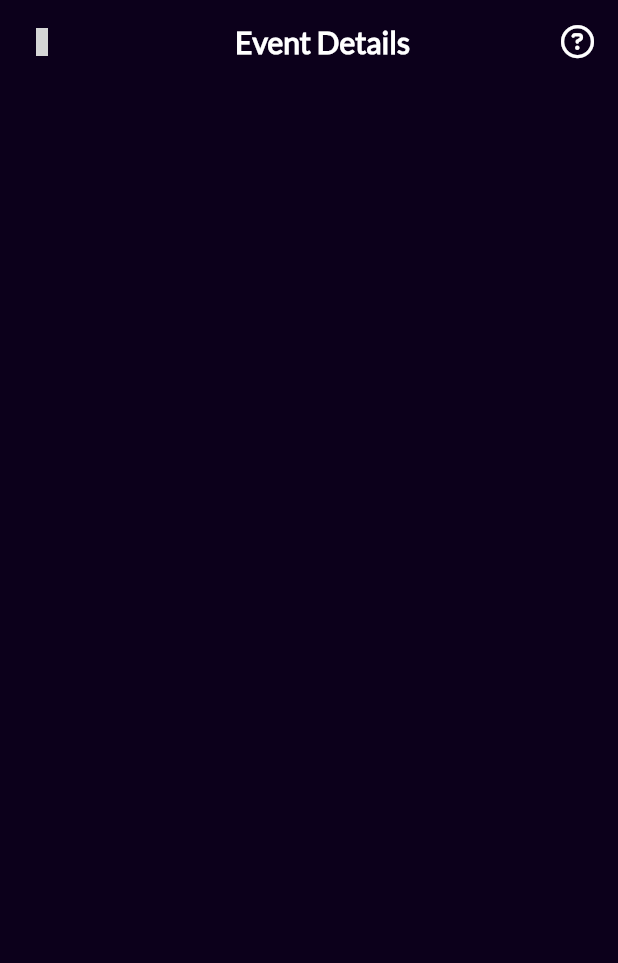
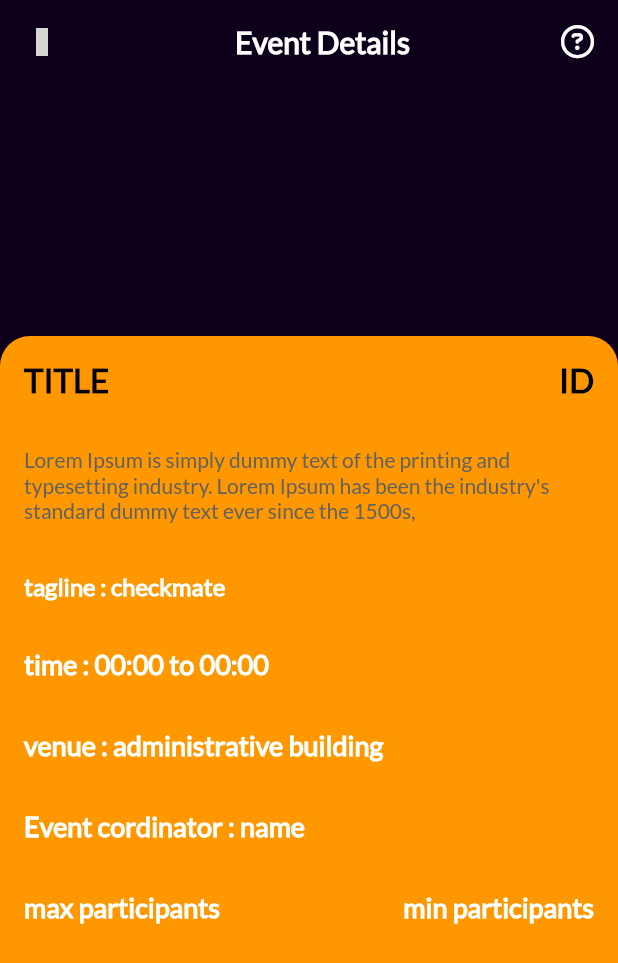
Before and after one commit to saptarshiweb/Tessarus, a Flutter app: the EventDetailPage screen opened directly, on a phone screen of 412 x 824 dp. Shown: the top 963 px of the screen. Run offline on Flutter 3.47's test engine with Material 2 defaults, Android fonts, the phone set to English and light mode, and no system bars; our stand-ins replace dotted_border, dropdown_search, fluttericon, pretty_qr_code, shared_preferences; missing offline and left inert: html_editor_enhanced, images_picker, number_paginator, simple_barcode_scanner; accounts and stored records are empty; grey boxes are pictures that could not be loaded.

Commit message:
made changes to event_detail_page

```diff
--- a/lib/screens/event/event_detail_page.dart
+++ b/lib/screens/event/event_detail_page.dart
@@ -1,6 +1,7 @@
 import 'package:flutter/material.dart';
 import 'package:tessarus_volunteer/color_constants.dart';
 import 'package:tessarus_volunteer/custom_widget/custom_appbar.dart';
+import 'package:tessarus_volunteer/custom_widget/custom_text.dart';
 
 class EventDetailPage extends StatefulWidget {
   const EventDetailPage({super.key});
@@ -16,7 +17,67 @@ class _EventDetailPageState extends State<EventDetailPage> {
       backgroundColor: primaryColor,
       appBar: appbar1('Event Details', context),
       body: Column(
-        children: const [],
+        mainAxisAlignment: MainAxisAlignment.end,
+        children: [
+          Row(
+            children: [
+              Expanded(
+                child: Container(
+                  decoration: BoxDecoration(
+                      borderRadius:
+                          const BorderRadius.vertical(top: Radius.circular(20)),
+                      color: alltemp),
+                  height: 600,
+                  width: 100,
+                  child: Column(
+                    crossAxisAlignment: CrossAxisAlignment.start,
+                    children: [
+                      Padding(
+                        padding: EdgeInsets.all(16),
+                        child: Row(
+                          mainAxisAlignment: MainAxisAlignment.spaceBetween,
+                          children: [headtext("TITLE"), headtext("ID")],
+                        ),
+                      ),
+                      Padding(
+                        padding: EdgeInsets.all(16),
+                        child: subtitletext(
+                          "Lorem Ipsum is simply dummy text of the printing and typesetting industry. Lorem Ipsum has been the industry's standard dummy text ever since the 1500s,",
+                        ),
+                      ),
+                      Padding(
+                        padding: EdgeInsets.all(16),
+                        child: smbold1("tagline : checkmate"),
+                      ),
+                      Padding(
+                        padding: const EdgeInsets.all(16),
+                        child: smbold("time : 00:00 to 00:00"),
+                      ),
+                      Padding(
+                        padding: const EdgeInsets.all(16),
+                        child: smbold("venue : administrative building"),
+                      ),
+                      Padding(
+                        padding: const EdgeInsets.all(16),
+                        child: smbold("Event cordinator : name"),
+                      ),
+                      Padding(
+                        padding: EdgeInsets.all(16),
+                        child: Row(
+                          mainAxisAlignment: MainAxisAlignment.spaceBetween,
+                          children: [
+                            smbold("max participants"),
+                            smbold("min participants")
+                          ],
+                        ),
+                      ),
+                    ],
+                  ),
+                ),
+              ),
+            ],
+          )
+        ],
       ),
     );
   }
```
